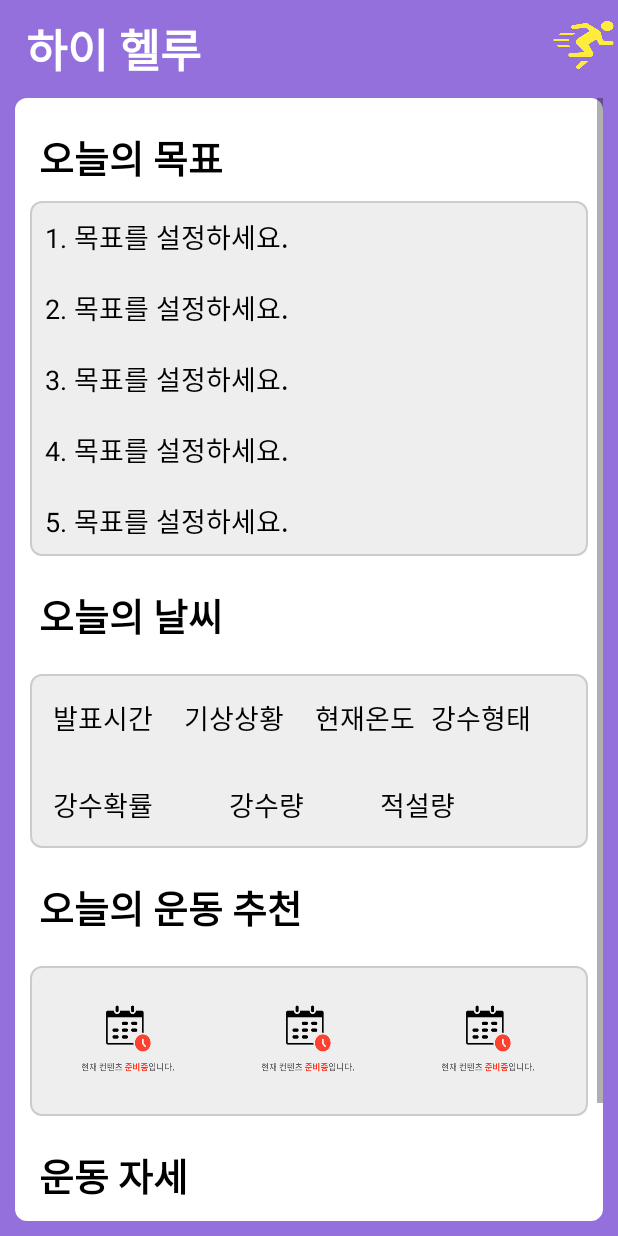
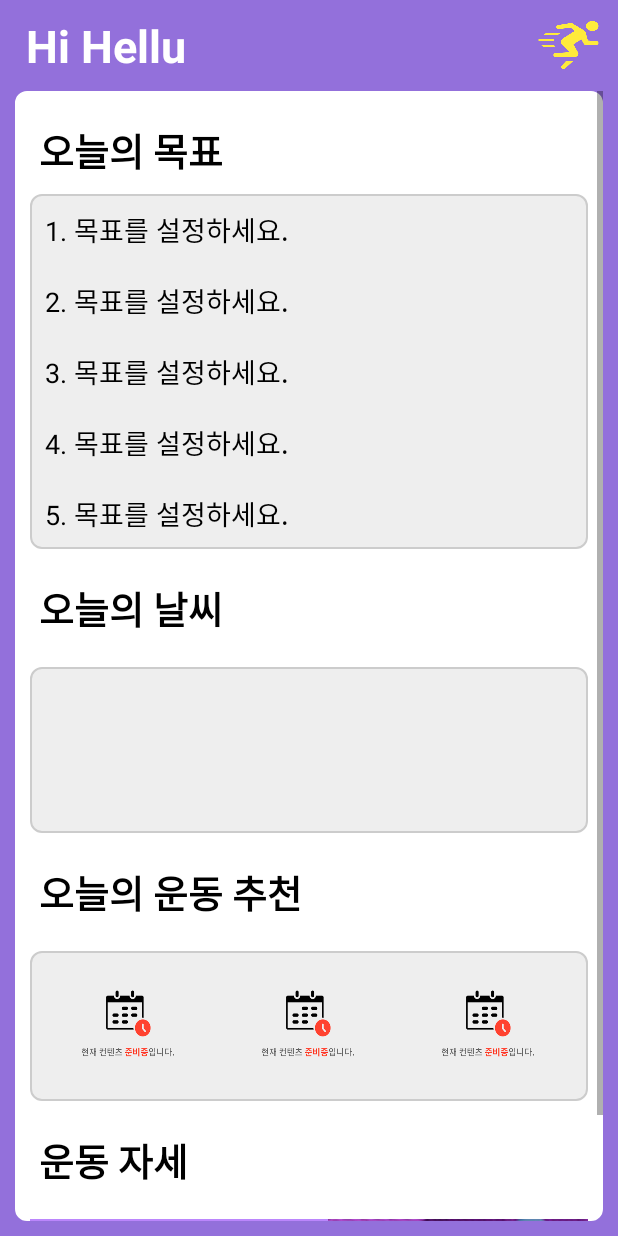
Before and after one commit to leejunho0626/Team6, an Android app: the layout fragment_home.xml on its own in the app's theme, with its tools: preview values and no code run, on a phone screen of 412 x 824 dp. Run offline under Robolectric (Android 15) with nearby library versions, the phone set to English and light mode, and no system bars.

```diff
--- a/AndroidStudioProjects/HelloRoutine/app/src/main/res/layout/fragment_home.xml
+++ b/AndroidStudioProjects/HelloRoutine/app/src/main/res/layout/fragment_home.xml
@@ -13,7 +13,7 @@
         <TextView
             android:layout_width="wrap_content"
             android:layout_height="wrap_content"
-            android:text=" 하이 헬루"
+            android:text=" Hi Hellu"
             android:layout_marginTop="10dp"
             android:layout_marginLeft="10dp"
             android:textStyle="bold"
@@ -136,7 +136,7 @@
                             android:layout_width="wrap_content"
                             android:layout_height="wrap_content"
                             android:layout_margin="5dp"
-                            android:text="발표시간"
+                            android:text=" "
                             android:textColor="@color/black"
                             android:textSize="18dp"/>
                         //기상상황
@@ -146,7 +146,7 @@
                             android:layout_height="wrap_content"
                             android:layout_margin="5dp"
                             android:paddingLeft="10dp"
-                            android:text="기상상황"
+                            android:text=" "
                             android:textColor="@color/black"
                             android:textSize="18dp"/>
                         //현재온도
@@ -156,7 +156,7 @@
                             android:layout_height="wrap_content"
                             android:layout_margin="5dp"
                             android:paddingLeft="10dp"
-                            android:text="현재온도"
+                            android:text=" "
                             android:textColor="@color/black"
                             android:textSize="18dp"/>
                         //강수형태
@@ -165,7 +165,7 @@
                             android:layout_width="wrap_content"
                             android:layout_height="wrap_content"
                             android:layout_margin="5dp"
-                            android:text="강수형태"
+                            android:text=" "
                             android:textColor="@color/black"
                             android:textSize="18dp"/>
 
@@ -184,7 +184,7 @@
                             android:layout_width="wrap_content"
                             android:layout_height="wrap_content"
                             android:layout_margin="5dp"
-                            android:text="강수확률"
+                            android:text=" "
                             android:textColor="@color/black"
                             android:textSize="18dp"/>
                         //강수량
@@ -194,7 +194,7 @@
                             android:layout_height="wrap_content"
                             android:layout_margin="5dp"
                             android:paddingLeft="40dp"
-                            android:text="강수량"
+                            android:text=" "
                             android:textColor="@color/black"
                             android:textSize="18dp"/>
                         //적설량
@@ -204,7 +204,7 @@
                             android:layout_height="wrap_content"
                             android:layout_margin="5dp"
                             android:paddingLeft="40dp"
-                            android:text="적설량"
+                            android:text=" "
                             android:textColor="@color/black"
                             android:textSize="18dp"/>
 
--- a/AndroidStudioProjects/HelloRoutine/app/src/main/res/layout/fragment_user.xml
+++ b/AndroidStudioProjects/HelloRoutine/app/src/main/res/layout/fragment_user.xml
@@ -80,7 +80,7 @@
                         android:layout_width="match_parent"
                         android:layout_height="wrap_content"
                         android:layout_margin="10dp"
-                        android:text="****"
+                        android:text="uid"
                         android:textColor="@color/black"
                         android:textSize="20dp"/>
 
--- a/AndroidStudioProjects/HelloRoutine/app/src/main/res/layout/start_activity.xml
+++ b/AndroidStudioProjects/HelloRoutine/app/src/main/res/layout/start_activity.xml
@@ -8,7 +8,7 @@
     <TextView
         android:layout_width="wrap_content"
         android:layout_height="wrap_content"
-        android:text="Hello! Routine"
+        android:text="Hi Hellu!"
         android:textStyle="bold"
         android:textSize="45dp"
         android:textColor="@color/black"
--- a/AndroidStudioProjects/HelloRoutine/app/src/main/res/values/themes.xml
+++ b/AndroidStudioProjects/HelloRoutine/app/src/main/res/values/themes.xml
@@ -2,8 +2,8 @@
     <!-- Base application theme. -->
     <style name="Theme.HelloRoutine" parent="Theme.MaterialComponents.DayNight.NoActionBar">
         <!-- Primary brand color. -->
-        <item name="colorPrimary">@color/purple_500</item>
-        <item name="colorPrimaryVariant">@color/purple_700</item>
+        <item name="colorPrimary">#9370DB</item>
+        <item name="colorPrimaryVariant">#9370DB</item>
         <item name="colorOnPrimary">@color/white</item>
         <!-- Secondary brand color. -->
         <item name="colorSecondary">@color/teal_200</item>
```
Also changed, not shown: AndroidStudioProjects/HelloRoutine/app/src/main/java/com/example/helloroutine/FragmentHome.java (+9 -7 lines), AndroidStudioProjects/HelloRoutine/app/src/main/java/com/example/helloroutine/FragmentUser.java (+5 -2 lines), AndroidStudioProjects/HelloRoutine/app/src/main/java/com/example/helloroutine/Login.java (+32 -11 lines).
